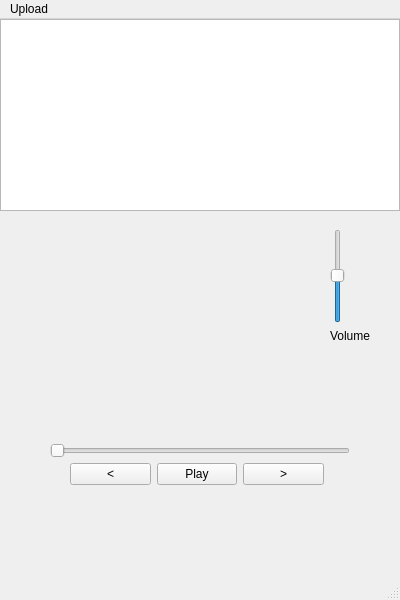
Qt form src/mainwindow.ui (devtamer/podcast-pro) before a commit.
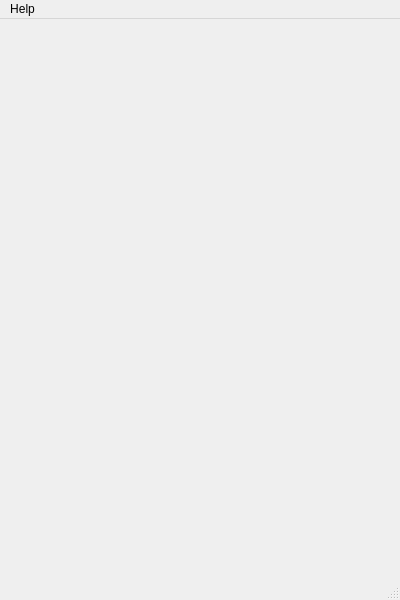
The same form after that commit. Icons and pictures are not drawn.

Commit message: fixed ui to be set programmatically

Patch:
```diff
--- a/src/mainwindow.ui
+++ b/src/mainwindow.ui
@@ -20,192 +20,9 @@
    <string>MainWindow</string>
   </property>
   <widget class="QWidget" name="centralwidget">
-   <widget class="QSlider" name="progressBar">
-    <property name="geometry">
-     <rect>
-      <x>50</x>
-      <y>410</y>
-      <width>300</width>
-      <height>44</height>
-     </rect>
-    </property>
-    <property name="orientation">
-     <enum>Qt::Orientation::Horizontal</enum>
-    </property>
-   </widget>
-   <widget class="QListWidget" name="podcastList">
-    <property name="geometry">
-     <rect>
-      <x>0</x>
-      <y>0</y>
-      <width>400</width>
-      <height>192</height>
-     </rect>
-    </property>
-   </widget>
-   <widget class="QWidget" name="layoutWidget">
-    <property name="geometry">
-     <rect>
-      <x>330</x>
-      <y>210</y>
-      <width>54</width>
-      <height>114</height>
-     </rect>
-    </property>
-    <layout class="QVBoxLayout" name="verticalLayout">
-     <item>
-      <widget class="QSlider" name="volumeSlider">
-       <property name="value">
-        <number>50</number>
-       </property>
-       <property name="orientation">
-        <enum>Qt::Orientation::Vertical</enum>
-       </property>
-      </widget>
-     </item>
-     <item>
-      <widget class="QLabel" name="volumeLabel">
-       <property name="sizePolicy">
-        <sizepolicy hsizetype="Fixed" vsizetype="Preferred">
-         <horstretch>0</horstretch>
-         <verstretch>0</verstretch>
-        </sizepolicy>
-       </property>
-       <property name="text">
-        <string>Volume</string>
-       </property>
-      </widget>
-     </item>
-    </layout>
-   </widget>
-   <widget class="QWidget" name="layoutWidget">
-    <property name="geometry">
-     <rect>
-      <x>70</x>
-      <y>430</y>
-      <width>254</width>
-      <height>51</height>
-     </rect>
-    </property>
-    <layout class="QHBoxLayout" name="horizontalLayout">
-     <item>
-      <widget class="QPushButton" name="backButton">
-       <property name="text">
-        <string>&lt;</string>
-       </property>
-      </widget>
-     </item>
-     <item>
-      <widget class="QPushButton" name="playButton">
-       <property name="text">
-        <string>Play</string>
-       </property>
-      </widget>
-     </item>
-     <item>
-      <widget class="QPushButton" name="skipButton">
-       <property name="text">
-        <string>&gt;</string>
-       </property>
-      </widget>
-     </item>
-    </layout>
-   </widget>
-   <widget class="QLabel" name="coverArtLabel">
-    <property name="geometry">
-     <rect>
-      <x>80</x>
-      <y>210</y>
-      <width>200</width>
-      <height>200</height>
-     </rect>
-    </property>
-    <property name="text">
-     <string/>
-    </property>
-   </widget>
-   <widget class="QWidget" name="layoutWidget">
-    <property name="geometry">
-     <rect>
-      <x>60</x>
-      <y>370</y>
-      <width>281</width>
-      <height>61</height>
-     </rect>
-    </property>
-    <layout class="QVBoxLayout" name="verticalLayout_2">
-     <property name="spacing">
-      <number>-1</number>
-     </property>
-     <item>
-      <widget class="QLabel" name="titleLabel">
-       <property name="enabled">
-        <bool>true</bool>
-       </property>
-       <property name="font">
-        <font>
-         <bold>true</bold>
-        </font>
-       </property>
-       <property name="text">
-        <string/>
-       </property>
-       <property name="indent">
-        <number>0</number>
-       </property>
-      </widget>
-     </item>
-     <item>
-      <layout class="QHBoxLayout" name="horizontalLayout_2">
-       <item>
-        <widget class="QLabel" name="authorLabel">
-         <property name="maximumSize">
-          <size>
-           <width>150</width>
-           <height>16777215</height>
-          </size>
-         </property>
-         <property name="font">
-          <font>
-           <pointsize>10</pointsize>
-          </font>
-         </property>
-         <property name="layoutDirection">
-          <enum>Qt::LayoutDirection::LeftToRight</enum>
-         </property>
-         <property name="styleSheet">
-          <string notr="true">margin-left: 5px</string>
-         </property>
-         <property name="text">
-          <string/>
-         </property>
-         <property name="alignment">
-          <set>Qt::AlignmentFlag::AlignLeading|Qt::AlignmentFlag::AlignLeft|Qt::AlignmentFlag::AlignVCenter</set>
-         </property>
-         <property name="margin">
-          <number>0</number>
-         </property>
-        </widget>
-       </item>
-       <item>
-        <widget class="QLabel" name="durationLabel">
-         <property name="font">
-          <font>
-           <pointsize>10</pointsize>
-          </font>
-         </property>
-         <property name="text">
-          <string/>
-         </property>
-         <property name="alignment">
-          <set>Qt::AlignmentFlag::AlignRight|Qt::AlignmentFlag::AlignTrailing|Qt::AlignmentFlag::AlignVCenter</set>
-         </property>
-        </widget>
-       </item>
-      </layout>
-     </item>
-    </layout>
-   </widget>
+   <property name="enabled">
+    <bool>true</bool>
+   </property>
   </widget>
   <widget class="QMenuBar" name="menubar">
    <property name="geometry">
@@ -216,13 +33,13 @@
      <height>24</height>
     </rect>
    </property>
-   <widget class="QMenu" name="menuUpload">
+   <widget class="QMenu" name="helpMenu">
     <property name="title">
-     <string>Upload</string>
+     <string>Help</string>
     </property>
     <addaction name="uploadFiles"/>
    </widget>
-   <addaction name="menuUpload"/>
+   <addaction name="helpMenu"/>
   </widget>
   <widget class="QStatusBar" name="statusbar"/>
   <action name="uploadFiles">
```
Left out of the diff: 30 changed lines with no effect on the pictures. The commit also changes 5 other files.
